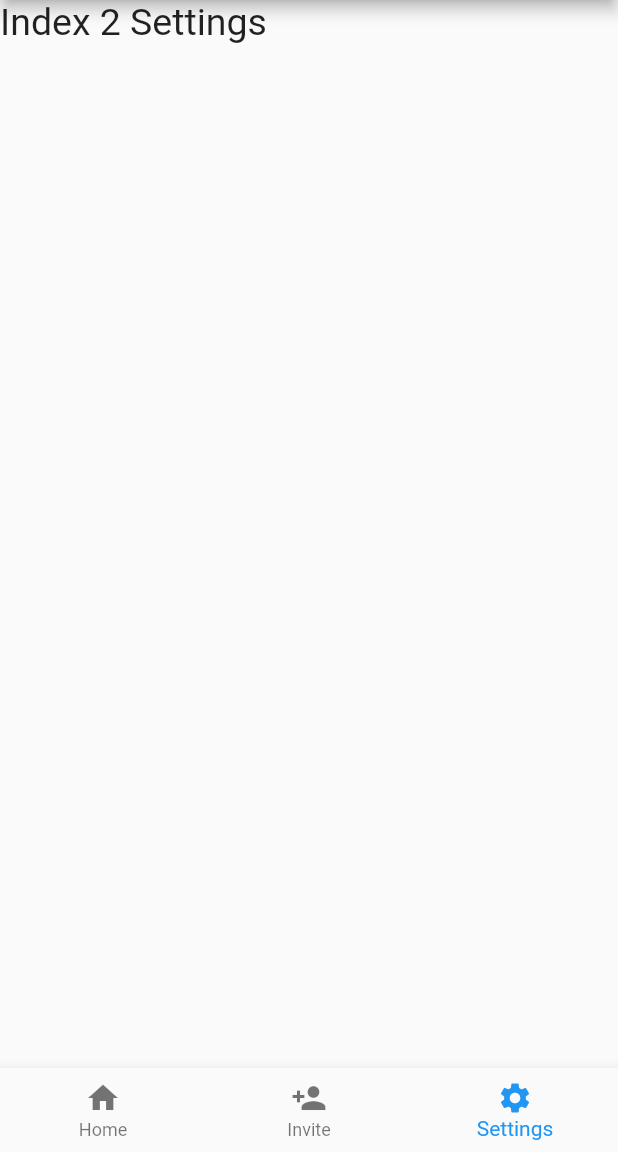
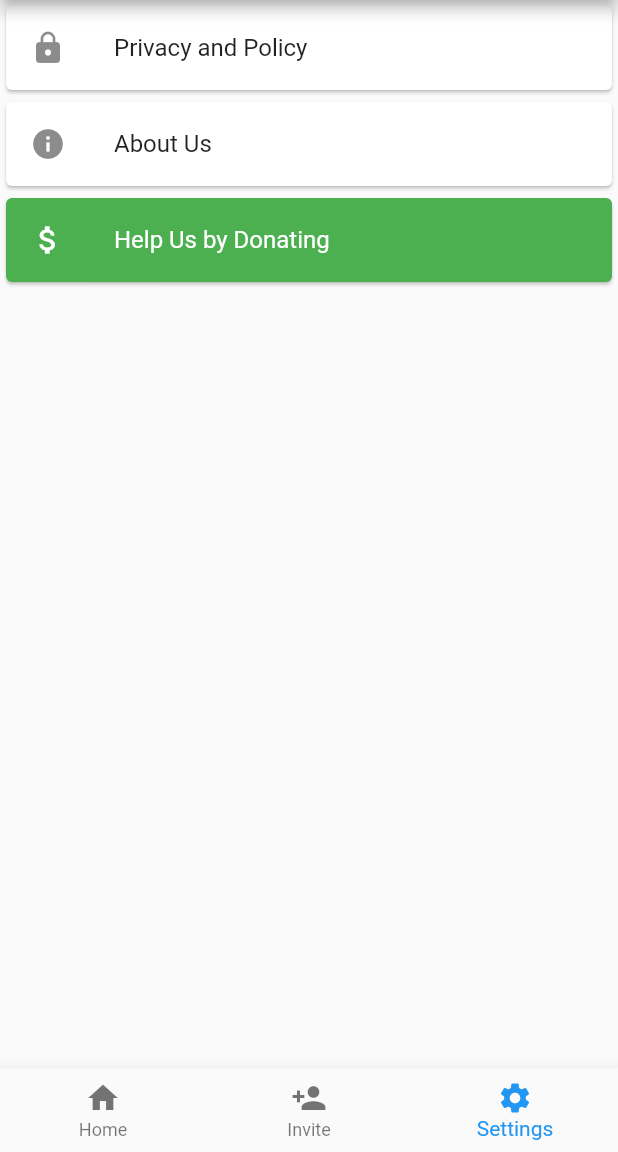
Before and after one commit to neeraj15022001/noterrFlutter, a Flutter app: the screen it shows after launch, item 3 of the bottom bar chosen, on a phone screen of 412 x 824 dp, the part 84-1236 px from its top. Run offline on Flutter 3.47's test engine with Material 2 defaults, Android fonts, the phone set to English and light mode, and no system bars.

Commit message:
Added Settings Page

```diff
--- a/lib/main.dart
+++ b/lib/main.dart
@@ -1,4 +1,5 @@
 import 'package:flutter/material.dart';
+import 'package:noterr/views/screens/_settings.dart';
 
 void main() {
   runApp(const MyApp());
@@ -24,7 +25,7 @@ class _MyAppState extends State<MyApp> {
   static const List<Widget> _options = [
     Text('Index 0 Home', style: options,),
     Text('Index 1 Invite', style: options,),
-    Text('Index 2 Settings', style: options,),
+    Settings()
   ];
 
   @override
--- /dev/null
+++ b/lib/views/screens/_settings.dart
@@ -0,0 +1,40 @@
+import 'package:flutter/material.dart';
+
+class Settings extends StatelessWidget {
+  const Settings({Key? key}) : super(key: key);
+
+  @override
+  Widget build(BuildContext context) {
+    return ListView(
+      children: const [
+        Card(
+          child: ListTile(
+            leading: Icon(Icons.lock),
+            title: Text("Privacy and Policy"),
+          ),
+        ),
+        Card(
+          child: ListTile(
+            leading: Icon(Icons.info),
+            title: Text("About Us"),
+          ),
+        ),
+        Card(
+          child: ListTile(
+            leading: Icon(
+              Icons.attach_money_outlined,
+              color: Colors.white,
+            ),
+            title: Text(
+              "Help Us by Donating",
+              style: TextStyle(
+                color: Colors.white,
+              ),
+            ),
+          ),
+          color: Colors.green,
+        ),
+      ],
+    );
+  }
+}
```
